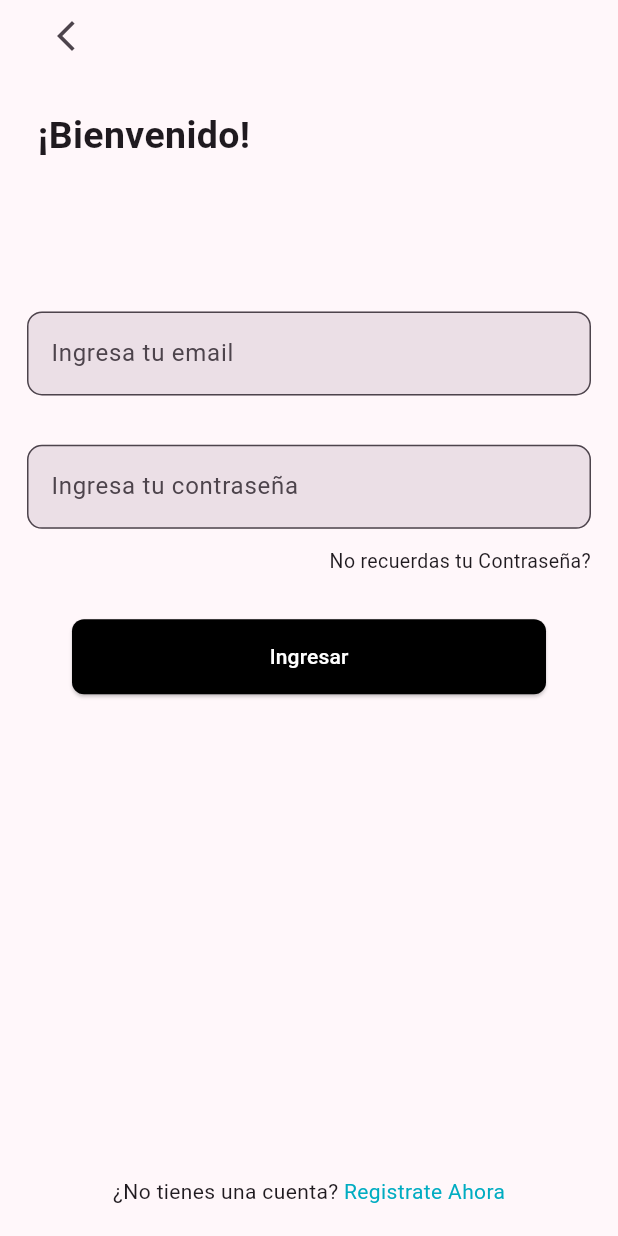
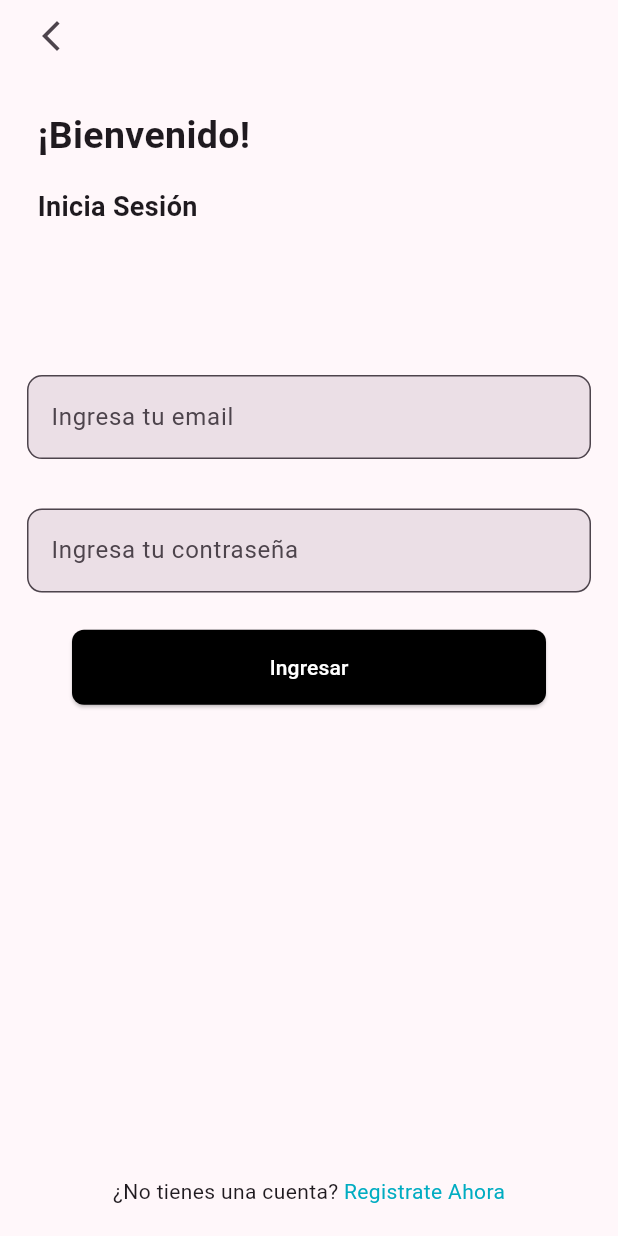
Before and after one commit to EdwinBikes/appibook, a Flutter app: the screen it shows after launch, after a tap on "Iniciar sesión", on a phone screen of 412 x 824 dp. Run offline on Flutter 3.47's test engine with Material 3 defaults, Android fonts, the light colour scheme and no system bars; our stand-ins replace animate_do, flutter_riverpod, go_router, google_fonts, shared_preferences.

Commit message:
feat: Menu y login creados

```diff
--- a/lib/config/router/screens_router/app_router.dart
+++ b/lib/config/router/screens_router/app_router.dart
@@ -1,9 +1,7 @@
+import 'package:appi_prueba/presentation/screens/theme/theme_change_screen.dart';
+import 'package:go_router/go_router.dart';
+
 import 'package:appi_prueba/presentation/presentation.dart';
-import 'package:appi_prueba/presentation/screens/landing/landing_screen.dart';
-import 'package:appi_prueba/presentation/screens/login/forgot_password.dart';
-import 'package:appi_prueba/presentation/screens/login/new_password.dart';
-import 'package:go_router/go_router.dart';
-import 'package:appi_prueba/presentation/screens/login/register_screen.dart';
 
 final appRouter = GoRouter(initialLocation: '/home-screen', routes: [
   ///landing-screen, para que se vea la primera pantalla
@@ -28,22 +26,13 @@
     builder: (context, state) => const HomeScreen(),
   ),
   GoRoute(
-    path: '/newpassword-screen',
-    name: NewPasswordScreen.name,
-    builder: (context, state) => NewPasswordScreen(
-      controller: LoginController(),
-    ),
-  ),
-  GoRoute(
-    path: '/forgot-screen',
-    name: ForgotScreen.name,
-    builder: (context, state) => ForgotScreen(
-      controller: LoginController(),
-    ),
-  ),
-  GoRoute(
     path: '/homeview-screen',
     name: HomeViewScreen.name,
     builder: (context, state) => const HomeViewScreen(),
   ),
+  GoRoute(
+    path: '/theme-screen',
+    name: ThemeChangeScreen.name,
+    builder: (context, state) => const ThemeChangeScreen(),
+  ),
 ]);
--- a/lib/presentation/presentation.dart
+++ b/lib/presentation/presentation.dart
@@ -7,3 +7,5 @@
 export 'package:appi_prueba/presentation/widgets/customs/textfield/custom_text_field.dart';
 export 'package:appi_prueba/presentation/screens/login/controllers/controller_login.dart';
 export 'package:appi_prueba/presentation/screens/login/controllers/controller_register.dart';
+export 'package:appi_prueba/presentation/screens/landing/landing_screen.dart';
+export 'package:appi_prueba/presentation/screens/login/register_screen.dart';
--- a/lib/presentation/screens/home/home_screen.dart
+++ b/lib/presentation/screens/home/home_screen.dart
@@ -28,9 +28,9 @@
             children: [
               const Spacer(),
               Text(
-                'AppiBooks',
+                'AppiBook',
                 style: GoogleFonts.katibeh(
-                  fontSize: 90,
+                  fontSize: 70,
                 ),
               ),
               const SizedBox(height: 10),
--- a/lib/presentation/screens/login/login_screen.dart
+++ b/lib/presentation/screens/login/login_screen.dart
@@ -21,10 +21,12 @@
           crossAxisAlignment: CrossAxisAlignment.start,
           children: [
             Padding(
-              padding: const EdgeInsets.symmetric(horizontal: 20),
+              padding: const EdgeInsets.symmetric(horizontal: 10),
               child: IconButton(
-                onPressed: () => controller.navigateToHome(context),
-                icon: const Icon(Icons.arrow_back_ios_new),
+                onPressed: () => context.go('/home-screen'),
+                icon: const Icon(
+                  Icons.arrow_back_ios_new,
+                ),
               ),
             ),
             SizedBox(
@@ -38,6 +40,19 @@
                   style: TextStyle(
                     fontWeight: FontWeight.bold,
                     fontSize: 25,
+                  ),
+                ),
+              ),
+            ),
+            SizedBox(height: screenHeight * 0.02),
+            const Padding(
+              padding: EdgeInsets.symmetric(horizontal: 25),
+              child: SizedBox(
+                child: Text(
+                  'Inicia Sesión',
+                  style: TextStyle(
+                    fontWeight: FontWeight.bold,
+                    fontSize: 18,
                   ),
                 ),
               ),
@@ -65,29 +80,38 @@
                 controller: controller.passwordController,
               ),
             ),
-            Align(
-              alignment: Alignment.centerRight,
-              child: Padding(
-                padding: EdgeInsets.symmetric(
-                  horizontal: 18,
-                  vertical: screenHeight * 0.015,
-                ),
-                child: GestureDetector(
-                  onTap: () => controller.navigateToForgotPassword(context),
-                  child: const Text(
-                    'No recuerdas tu Contraseña?',
-                    style: TextStyle(fontSize: 13),
-                  ),
-                ),
-              ),
-            ),
             SizedBox(
-              height: screenHeight * 0.02,
+              height: screenHeight * 0.03,
             ),
             CustomButton(
               textColor: Colors.white,
               buttonText: 'Ingresar',
-              onPressed: () => context.go('/homeview-screen'),
+              onPressed: () {
+                // Verifica si se han ingresado tanto el correo como la contraseña
+                if (controller.emailController.text.isNotEmpty &&
+                    controller.passwordController.text.isNotEmpty) {
+                  // Si ambos campos no están vacíos, intenta iniciar sesión
+                  controller.signIn(context);
+                } else {
+                  // Si uno o ambos campos están vacíos, muestra un mensaje de error
+                  showDialog(
+                    context: context,
+                    builder: (BuildContext context) {
+                      return AlertDialog(
+                        title: const Text('Error'),
+                        content: const Text(
+                            'Por favor ingresa tu correo y contraseña.'),
+                        actions: [
+                          TextButton(
+                            onPressed: () => Navigator.of(context).pop(),
+                            child: const Text('Aceptar'),
+                          ),
+                        ],
+                      );
+                    },
+                  );
+                }
+              },
               backgroundColor: Colors.black,
             ),
             SizedBox(
--- a/lib/presentation/screens/login/register_screen.dart
+++ b/lib/presentation/screens/login/register_screen.dart
@@ -20,7 +20,7 @@
             crossAxisAlignment: CrossAxisAlignment.start,
             children: [
               Padding(
-                padding: const EdgeInsets.symmetric(horizontal: 20),
+                padding: const EdgeInsets.symmetric(horizontal: 10),
                 child: IconButton(
                   onPressed: () => context.go('/home-screen'),
                   icon: const Icon(
```
Also changed, not shown: lib/config/router/menu/menu.dart (+7 -14 lines), lib/presentation/screens/library/search_books_screen.dart (deleted, +0 -10 lines), lib/presentation/screens/login/controllers/controller_login.dart (+19 -16 lines), lib/presentation/screens/login/controllers/controller_register.dart (+17 -7 lines), lib/presentation/screens/login/forgot_password.dart (deleted, +0 -80 lines), lib/presentation/screens/login/new_password.dart (deleted, +0 -83 lines), lib/presentation/screens/theme/theme_change_screen.dart (added, +57 -0 lines), 1 other file.
